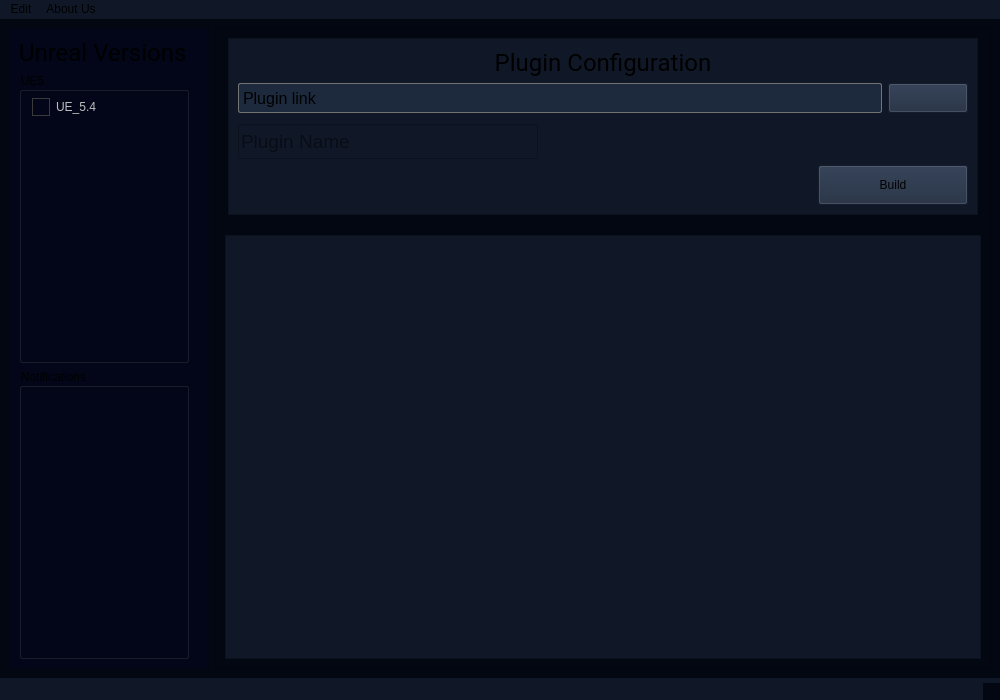
Mecanes-Org/PluginBuilder-source, file PluginBuilder/mainwindow.ui: the form before one commit.
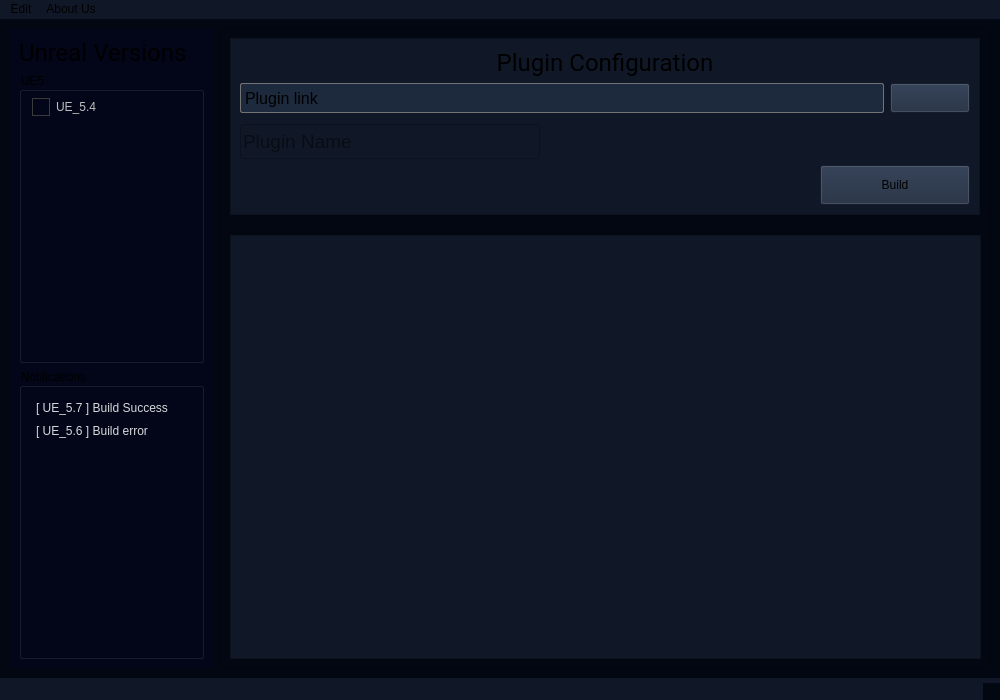
The form after the commit. Icons and pictures are not drawn.

Commit message: v0.6.1 - Petite mise a jour de l interface - Mise en place des notification

```diff
--- a/PluginBuilder/mainwindow.ui
+++ b/PluginBuilder/mainwindow.ui
@@ -505,7 +505,6 @@
 	background-color: #101828;
 }
 
-
 QMenuBar::item:selected{
 	color: #4198EF;
 }
@@ -545,6 +544,21 @@
 	border: 1px solid #E7E5E4 ;
 	border-radius: 2px;
 }
+
+QScrollBar:vertical {
+    background: transparent;
+    min-height: 40px;
+    width: 13px;
+}
+
+QScrollBar::handle:vertical {
+    background: #101828; 
+	min-height: 40px;
+}
+
+QScrollBar::handle:vertical:hover {
+    background: #1D2939; 
+}
 </string>
   </property>
   <property name="documentMode">
@@ -561,13 +575,13 @@
        <widget class="QFrame" name="frame_unrealVersionsList">
         <property name="minimumSize">
          <size>
-          <width>200</width>
+          <width>205</width>
           <height>600</height>
          </size>
         </property>
         <property name="maximumSize">
          <size>
-          <width>200</width>
+          <width>205</width>
           <height>16777215</height>
          </size>
         </property>
@@ -627,7 +641,7 @@
              </property>
              <property name="maximumSize">
               <size>
-               <width>170</width>
+               <width>16777215</width>
                <height>300</height>
               </size>
              </property>
@@ -637,6 +651,9 @@
              <property name="title">
               <string>UE5</string>
              </property>
+             <property name="alignment">
+              <set>Qt::AlignmentFlag::AlignLeading|Qt::AlignmentFlag::AlignLeft|Qt::AlignmentFlag::AlignVCenter</set>
+             </property>
              <layout class="QVBoxLayout" name="verticalLayout_8">
               <property name="spacing">
                <number>0</number>
@@ -678,7 +695,7 @@
                   <rect>
                    <x>0</x>
                    <y>0</y>
-                   <width>164</width>
+                   <width>177</width>
                    <height>30</height>
                   </rect>
                  </property>
@@ -747,6 +764,12 @@
            </item>
            <item>
             <widget class="QGroupBox" name="groupBox_notif">
+             <property name="sizePolicy">
+              <sizepolicy hsizetype="Preferred" vsizetype="Preferred">
+               <horstretch>0</horstretch>
+               <verstretch>0</verstretch>
+              </sizepolicy>
+             </property>
              <property name="minimumSize">
               <size>
                <width>170</width>
@@ -755,13 +778,123 @@
              </property>
              <property name="maximumSize">
               <size>
-               <width>170</width>
+               <width>16777215</width>
                <height>300</height>
               </size>
              </property>
+             <property name="styleSheet">
+              <string notr="true"/>
+             </property>
              <property name="title">
               <string>Notifications</string>
              </property>
+             <property name="alignment">
+              <set>Qt::AlignmentFlag::AlignLeading|Qt::AlignmentFlag::AlignLeft|Qt::AlignmentFlag::AlignTop</set>
+             </property>
+             <layout class="QVBoxLayout" name="verticalLayout_11">
+              <item>
+               <widget class="QScrollArea" name="scrollArea_2">
+                <property name="sizePolicy">
+                 <sizepolicy hsizetype="Expanding" vsizetype="Minimum">
+                  <horstretch>0</horstretch>
+                  <verstretch>0</verstretch>
+                 </sizepolicy>
+                </property>
+                <property name="styleSheet">
+                 <string notr="true"/>
+                </property>
+                <property name="widgetResizable">
+                 <bool>true</bool>
+                </property>
+                <property name="alignment">
+                 <set>Qt::AlignmentFlag::AlignLeading|Qt::AlignmentFlag::AlignLeft|Qt::AlignmentFlag::AlignTop</set>
+                </property>
+                <widget class="QWidget" name="scrollAreaWidgetContents_Notification">
+                 <property name="geometry">
+                  <rect>
+                   <x>0</x>
+                   <y>0</y>
+                   <width>159</width>
+                   <height>55</height>
+                  </rect>
+                 </property>
+                 <property name="sizePolicy">
+                  <sizepolicy hsizetype="Minimum" vsizetype="Maximum">
+                   <horstretch>0</horstretch>
+                   <verstretch>0</verstretch>
+                  </sizepolicy>
+                 </property>
+                 <property name="font">
+                  <font>
+                   <pointsize>9</pointsize>
+                   <bold>false</bold>
+                  </font>
+                 </property>
+                 <property name="styleSheet">
+                  <string notr="true">QLabel{
+	color: rgba(255, 255, 255, 0.85);
+	font: 500 9pt &quot;Rockwell&quot;;
+}</string>
+                 </property>
+                 <layout class="QVBoxLayout" name="verticalLayout_10">
+                  <property name="spacing">
+                   <number>5</number>
+                  </property>
+                  <property name="sizeConstraint">
+                   <enum>QLayout::SizeConstraint::SetDefaultConstraint</enum>
+                  </property>
+                  <property name="leftMargin">
+                   <number>5</number>
+                  </property>
+                  <property name="topMargin">
+                   <number>0</number>
+                  </property>
+                  <property name="rightMargin">
+                   <number>5</number>
+                  </property>
+                  <property name="bottomMargin">
+                   <number>5</number>
+                  </property>
+                  <item>
+                   <widget class="QLabel" name="label_2">
+                    <property name="sizePolicy">
+                     <sizepolicy hsizetype="Maximum" vsizetype="Maximum">
+                      <horstretch>0</horstretch>
+                      <verstretch>0</verstretch>
+                     </sizepolicy>
+                    </property>
+                    <property name="text">
+                     <string>[ UE_5.7 ] Build Success</string>
+                    </property>
+                    <property name="alignment">
+                     <set>Qt::AlignmentFlag::AlignLeading|Qt::AlignmentFlag::AlignLeft|Qt::AlignmentFlag::AlignTop</set>
+                    </property>
+                    <property name="wordWrap">
+                     <bool>true</bool>
+                    </property>
+                   </widget>
+                  </item>
+                  <item>
+                   <widget class="QLabel" name="label_3">
+                    <property name="sizePolicy">
+                     <sizepolicy hsizetype="Maximum" vsizetype="Maximum">
+                      <horstretch>0</horstretch>
+                      <verstretch>0</verstretch>
+                     </sizepolicy>
+                    </property>
+                    <property name="text">
+                     <string>[ UE_5.6 ] Build error</string>
+                    </property>
+                    <property name="wordWrap">
+                     <bool>true</bool>
+                    </property>
+                   </widget>
+                  </item>
+                 </layout>
+                </widget>
+               </widget>
+              </item>
+             </layout>
             </widget>
            </item>
           </layout>
@@ -1085,8 +1218,8 @@
                   <rect>
                    <x>0</x>
                    <y>0</y>
-                   <width>740</width>
-                   <height>401</height>
+                   <width>738</width>
+                   <height>404</height>
                   </rect>
                  </property>
                  <layout class="QVBoxLayout" name="verticalLayout_9">
```
Left out of the diff: 5 changed lines with no effect on the pictures. The commit also changes 10 other files.
